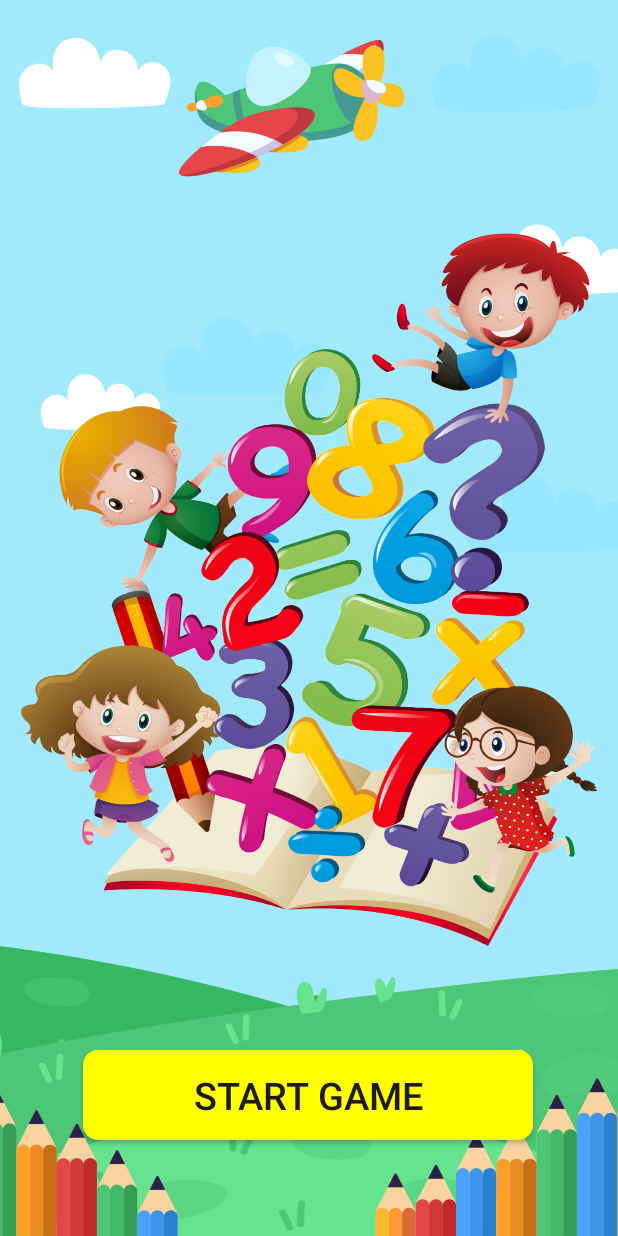
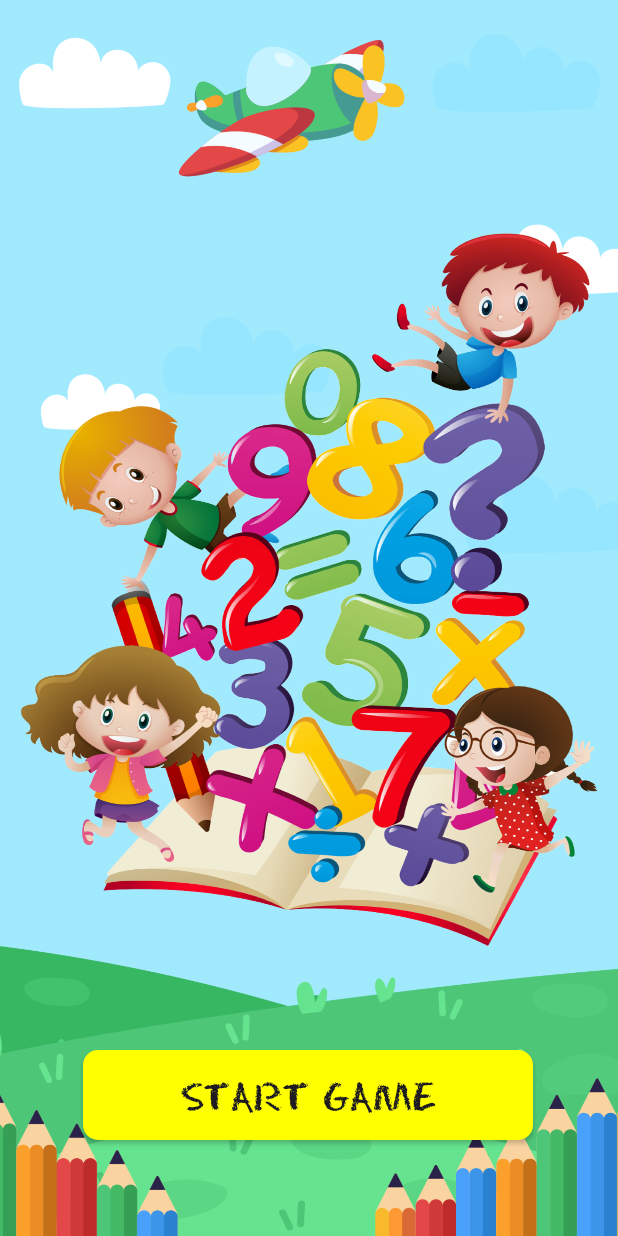
Before and after one commit to Boy-Brahmanda03/LearningApps, an Android app: the screen it shows after launch (HomeActivity), on a phone screen of 412 x 824 dp. Run offline under Robolectric (Android 15) with nearby library versions, the phone set to English and light mode, and no system bars.

Commit message:
edit text size in start activity

```diff
--- a/app/src/main/res/layout/activity_splash_screen.xml
+++ b/app/src/main/res/layout/activity_splash_screen.xml
@@ -16,7 +16,8 @@
         android:elevation="5dp"
         android:gravity="center"
         android:text="@string/start_game"
-        android:textSize="25sp"
+        android:fontFamily="@font/eraserdust"
+        android:textSize="30sp"
         app:layout_constraintBottom_toBottomOf="parent"
         app:layout_constraintEnd_toEndOf="parent"
         app:layout_constraintHorizontal_bias="0.495"
```
